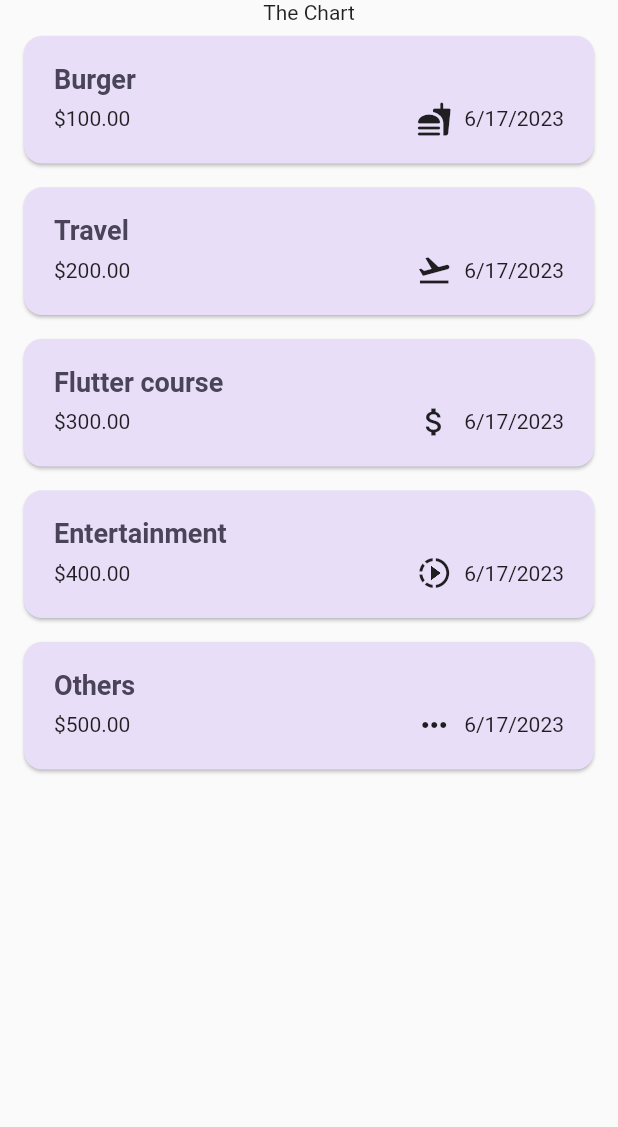
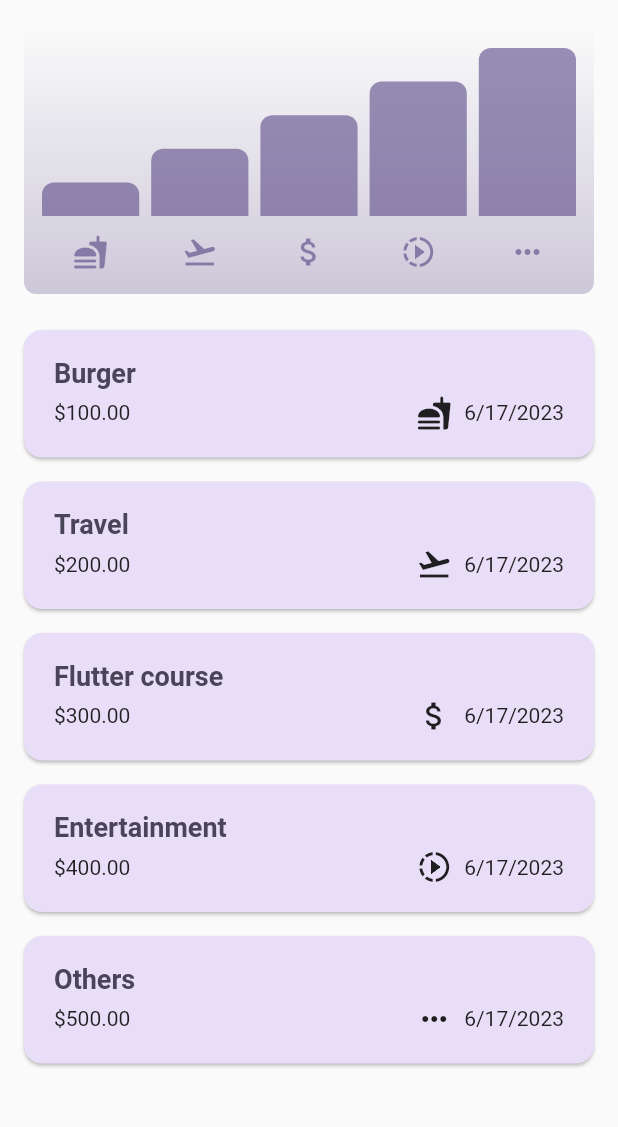
Before and after one commit to gittushR/Expenser, a Flutter app: the screen it shows after launch, on a phone screen of 412 x 824 dp, the part 84-1211 px from its top. Run offline on Flutter 3.47's test engine with Material 2 defaults, Android fonts, the phone set to English and light mode, and no system bars.

Commit message:
Added a bar chart

```diff
--- a/lib/models/expense.dart
+++ b/lib/models/expense.dart
@@ -31,3 +31,21 @@ class Expense {
     return DateFormat.yMd().format(date);
   }
 }
+
+class ExpenseBucket {
+  ExpenseBucket({required this.category, required this.expenses});
+  ExpenseBucket.forCategory(List<Expense> allExpenses, this.category)
+      : expenses = allExpenses
+            .where((expense) => expense.category == category)
+            .toList();
+
+  final Categories category;
+  List<Expense> expenses;
+  double get totalExpenses {
+    double sum = 0;
+    for (final it in expenses) {
+      sum += it.amount;
+    }
+    return sum;
+  }
+}
--- /dev/null
+++ b/lib/widgets/chart/chart.dart
@@ -0,0 +1,96 @@
+import 'package:flutter/material.dart';
+
+import 'package:expense_tracker/widgets/chart/chart_bar.dart';
+import 'package:expense_tracker/models/expense.dart';
+
+class Chart extends StatelessWidget {
+  const Chart({super.key, required this.expenses});
+
+  final List<Expense> expenses;
+
+  List<ExpenseBucket> get buckets {
+    return [
+      ExpenseBucket.forCategory(expenses, Categories.food),
+      ExpenseBucket.forCategory(expenses, Categories.travel),
+      ExpenseBucket.forCategory(expenses, Categories.bills),
+      ExpenseBucket.forCategory(expenses, Categories.entertainment),
+      ExpenseBucket.forCategory(expenses, Categories.others),
+    ];
+  }
+
+  double get maxTotalExpense {
+    double maxTotalExpense = 0;
+
+    for (final bucket in buckets) {
+      if (bucket.totalExpenses > maxTotalExpense) {
+        maxTotalExpense = bucket.totalExpenses;
+      }
+    }
+
+    return maxTotalExpense;
+  }
+
+  @override
+  Widget build(BuildContext context) {
+    final isDarkMode =
+        MediaQuery.of(context).platformBrightness == Brightness.dark;
+    return Container(
+      margin: const EdgeInsets.all(16),
+      padding: const EdgeInsets.symmetric(
+        vertical: 16,
+        horizontal: 8,
+      ),
+      width: double.infinity,
+      height: 180,
+      decoration: BoxDecoration(
+        borderRadius: BorderRadius.circular(8),
+        gradient: LinearGradient(
+          colors: [
+            Theme.of(context).colorScheme.primary.withOpacity(0.3),
+            Theme.of(context).colorScheme.primary.withOpacity(0.0)
+          ],
+          begin: Alignment.bottomCenter,
+          end: Alignment.topCenter,
+        ),
+      ),
+      child: Column(
+        children: [
+          Expanded(
+            child: Row(
+              crossAxisAlignment: CrossAxisAlignment.end,
+              children: [
+                for (final bucket in buckets) // alternative to map()
+                  ChartBar(
+                    fill: bucket.totalExpenses == 0
+                        ? 0
+                        : bucket.totalExpenses / maxTotalExpense,
+                  )
+              ],
+            ),
+          ),
+          const SizedBox(height: 12),
+          Row(
+            children: buckets
+                .map(
+                  (bucket) => Expanded(
+                    child: Padding(
+                      padding: const EdgeInsets.symmetric(horizontal: 4),
+                      child: Icon(
+                        categoryIcons[bucket.category],
+                        color: isDarkMode
+                            ? Theme.of(context).colorScheme.secondary
+                            : Theme.of(context)
+                                .colorScheme
+                                .primary
+                                .withOpacity(0.7),
+                      ),
+                    ),
+                  ),
+                )
+                .toList(),
+          )
+        ],
+      ),
+    );
+  }
+}
--- /dev/null
+++ b/lib/widgets/chart/chart_bar.dart
@@ -0,0 +1,34 @@
+import 'package:flutter/material.dart';
+
+class ChartBar extends StatelessWidget {
+  const ChartBar({
+    super.key,
+    required this.fill,
+  });
+
+  final double fill;
+
+  @override
+  Widget build(BuildContext context) {
+    final isDarkMode =
+        MediaQuery.of(context).platformBrightness == Brightness.dark;
+    return Expanded(
+      child: Padding(
+        padding: const EdgeInsets.symmetric(horizontal: 4),
+        child: FractionallySizedBox(
+          heightFactor: fill,
+          child: DecoratedBox(
+            decoration: BoxDecoration(
+              shape: BoxShape.rectangle,
+              borderRadius:
+                  const BorderRadius.vertical(top: Radius.circular(8)),
+              color: isDarkMode
+                  ? Theme.of(context).colorScheme.secondary
+                  : Theme.of(context).colorScheme.primary.withOpacity(0.65),
+            ),
+          ),
+        ),
+      ),
+    );
+  }
+}
--- a/lib/widgets/expenses.dart
+++ b/lib/widgets/expenses.dart
@@ -1,3 +1,4 @@
+import 'package:expense_tracker/widgets/chart/chart.dart';
 import 'package:expense_tracker/widgets/expense_list/expenses_list.dart';
 import 'package:expense_tracker/models/expense.dart';
 import 'package:expense_tracker/widgets/new_expense.dart';
@@ -92,7 +93,7 @@ class _ExpensesState extends State<Expenses> {
       ], title: const Text('Expense Tracker')),
       body: Column(
         children: [
-          const Text('The Chart'),
+          Chart(expenses: _registeredExpenses),
           Expanded(
             child: mainContent,
           )
```
